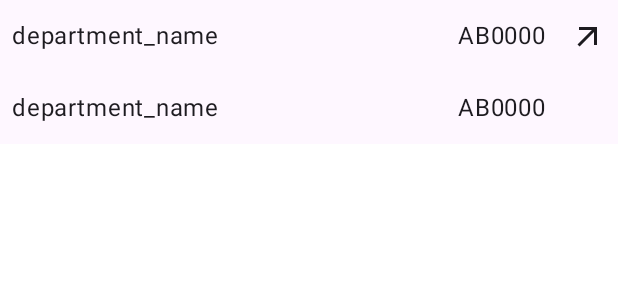
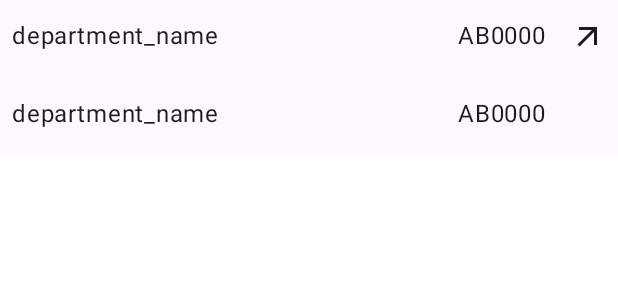
Before and after one commit to akkie76/AccountantApp, an Android app built with Jetpack Compose: the @Preview function PreviewDepartmentListItem, on a phone screen of 412 x 824 dp. Shown: the top 300 px of the screen. Run offline under Robolectric (Android 15) with nearby library versions, the phone set to English and light mode, and no system bars; our stand-ins replace Room's generated code.

Commit message:
update ui

```diff
--- a/app/src/main/java/jp/co/accountant/domain/expense/ui/component/DepartmentListItem.kt
+++ b/app/src/main/java/jp/co/accountant/domain/expense/ui/component/DepartmentListItem.kt
@@ -1,9 +1,13 @@
 package jp.co.accountant.domain.expense.ui.component
 
 import androidx.compose.foundation.layout.Column
+import androidx.compose.foundation.layout.padding
 import androidx.compose.foundation.layout.size
 import androidx.compose.foundation.selection.selectable
+import androidx.compose.material3.Card
+import androidx.compose.material3.CardDefaults
 import androidx.compose.material3.Icon
+import androidx.compose.material3.MaterialTheme
 import androidx.compose.material3.Surface
 import androidx.compose.runtime.Composable
 import androidx.compose.ui.Modifier
@@ -33,6 +37,12 @@ fun DepartmentListItem(
         )
     }
 
+    Card(
+        modifier = Modifier.padding(bottom = dimensionResource(id = R.dimen.small_space)),
+        colors = CardDefaults.cardColors(
+            containerColor = MaterialTheme.colorScheme.background
+        )
+    ) {
         BaseListItem(
             modifier = Modifier.selectable(
                 selected = true,
@@ -45,6 +55,7 @@ fun DepartmentListItem(
             supportingText = department.code,
             trailingIcon = if (hasHistory) trailingIcon else null
         )
+    }
 }
 
 @Preview
```
Lines whose indentation alone changed are shown as unchanged.
